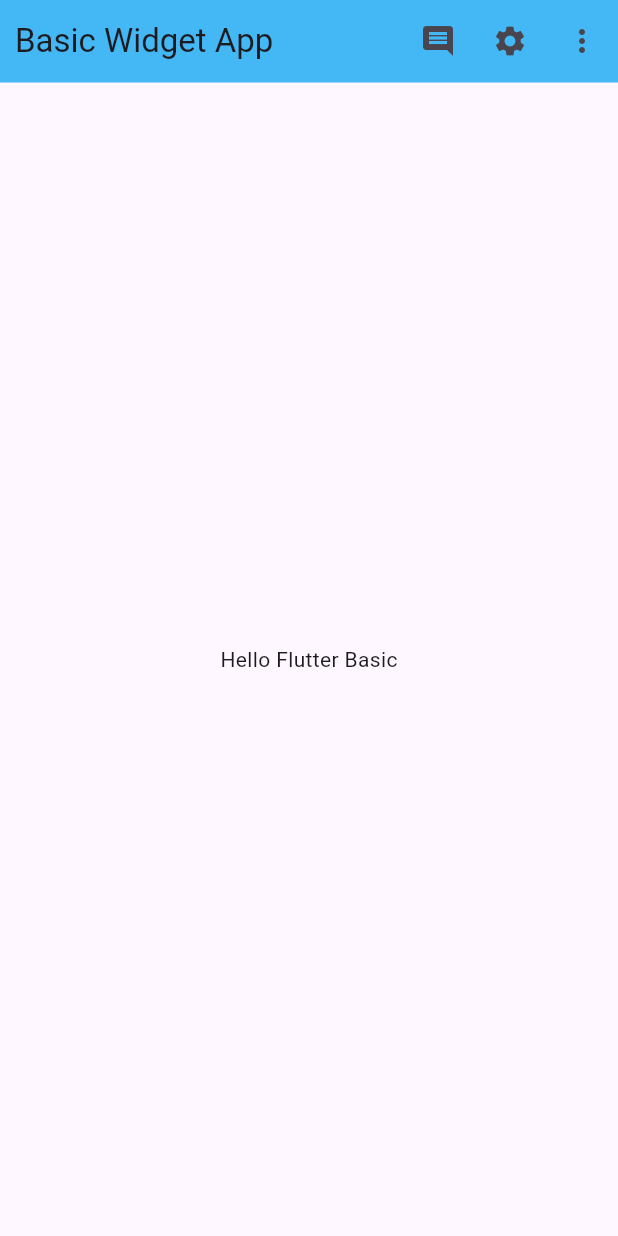
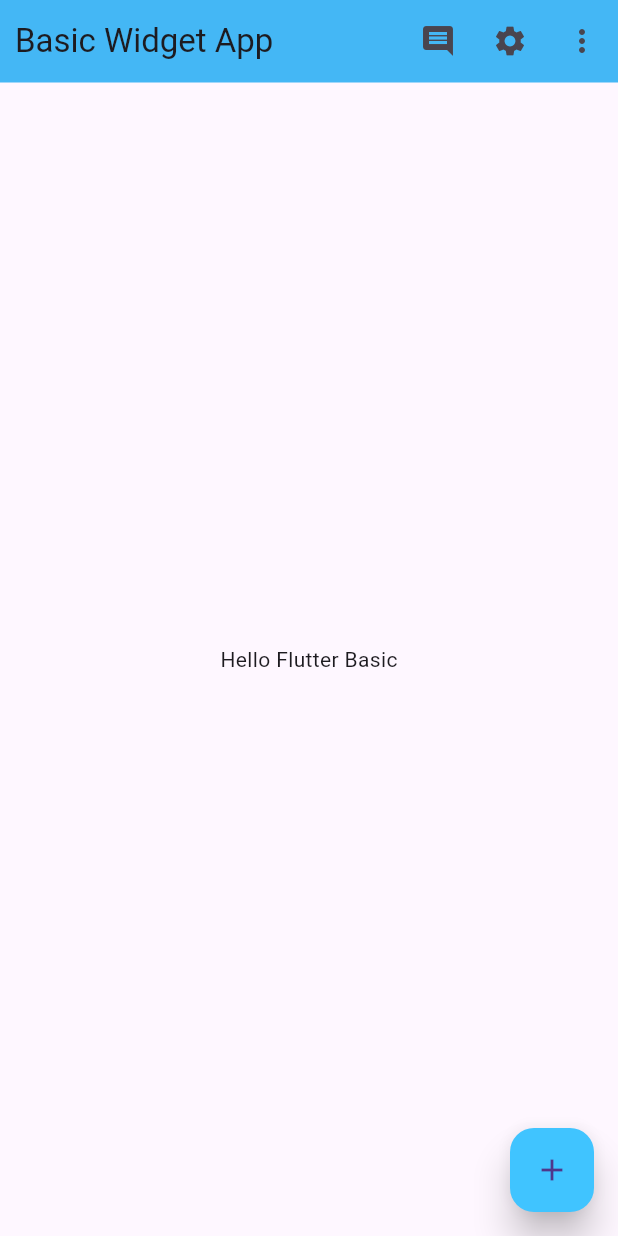
Before and after one commit to sazidmahmud36/flutter_world, a Flutter app: the screen it shows after launch, on a phone screen of 412 x 824 dp. Run offline on Flutter 3.47's test engine with Material 3 defaults, Android fonts, the phone set to English and light mode, and no system bars.

Commit message:
Adding Floating Action Button

```diff
--- a/basic_wiz/lib/main.dart
+++ b/basic_wiz/lib/main.dart
@@ -43,6 +43,14 @@ class HomeActivity extends StatelessWidget{
           IconButton(onPressed: (){MySnackBar("I'm More Button", context);}, icon: Icon(Icons.more_vert)),
         ],
       ),
+      floatingActionButton: FloatingActionButton(
+        onPressed: (){
+          MySnackBar("I'm Floating Action Button", context);
+        },
+        elevation: 10,
+        child: Icon(Icons.add),
+        backgroundColor: Colors.lightBlueAccent,
+      ),
       body: Center(
         child: Text("Hello Flutter Basic"),
       ),
```
